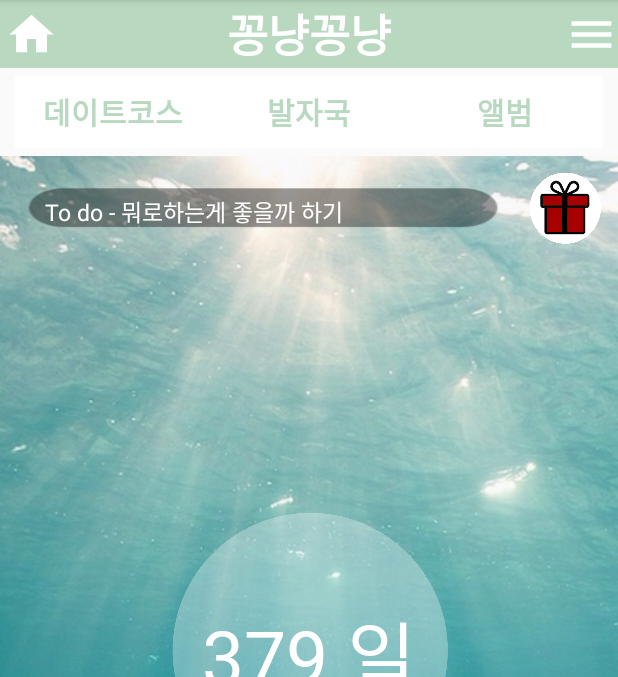
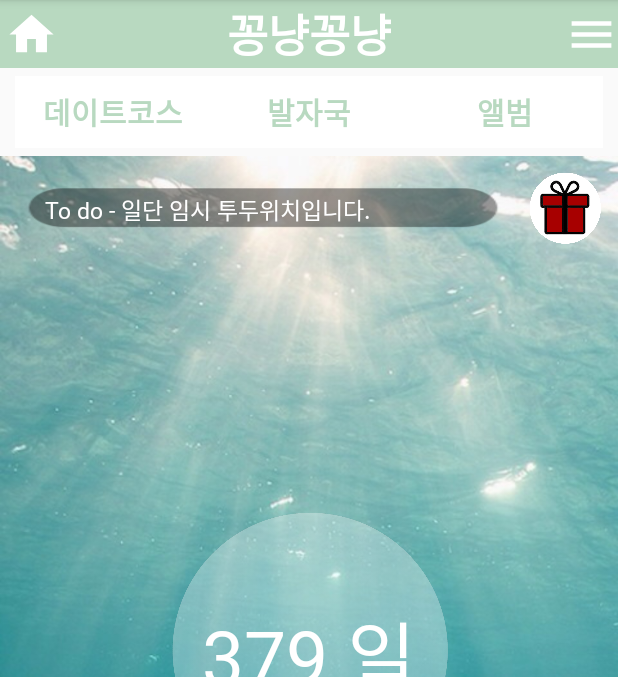
Before and after one commit to joo1yeon/Lovey-Dovey, an Android app: the screen it shows after launch (MainActivity), on a phone screen of 412 x 824 dp, the part 84-761 px from its top. Run offline under Robolectric (Android 15) with nearby library versions, the phone set to English and light mode, and no system bars.

Commit message:
Update main.xml

```diff
--- a/app/src/main/res/layout/main.xml
+++ b/app/src/main/res/layout/main.xml
@@ -36,7 +36,7 @@
         android:layout_height="80dp"
         android:fontFamily="@font/netmarble_m"
         android:gravity="center"
-        android:text=" 100일"
+        android:text="미설정"
         android:textColor="#FFFFFF"
         android:textSize="50sp"
 
@@ -72,9 +72,10 @@
         android:id="@+id/to_do_Btn"
         android:layout_width="300dp"
         android:layout_height="30dp"
-        android:layout_marginTop="25dp"
+        android:layout_marginTop="24dp"
         android:layout_marginLeft="30dp"
-        android:text="To do - 뭐로하는게 좋을까 하기"
+        android:text="To do - 일단 임시 투두위치입니다."
+        android:fontFamily="@font/netmarble_m"
         android:textColor="#FFFFFF"
         android:textSize="15sp"
 
@@ -137,4 +138,5 @@
         app:layout_constraintGuide_begin="205dp"
         app:layout_constraintHorizontal_bias="0.5"
         app:layout_constraintStart_toStartOf="parent" />
+
 </android.support.constraint.ConstraintLayout>
```
